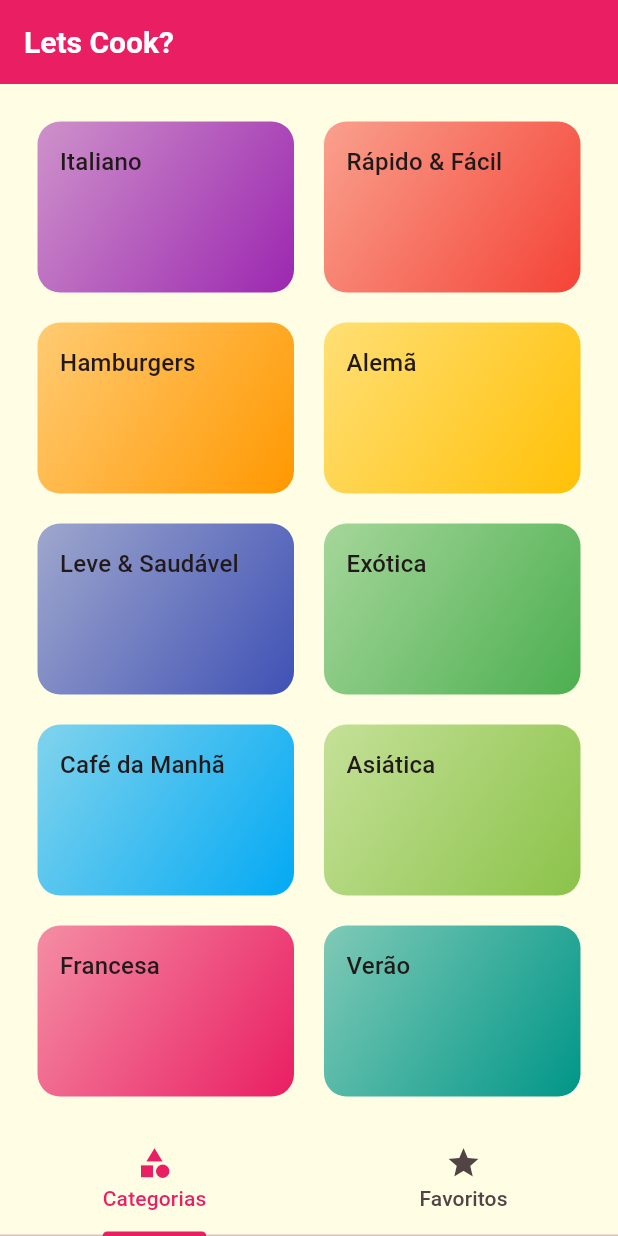
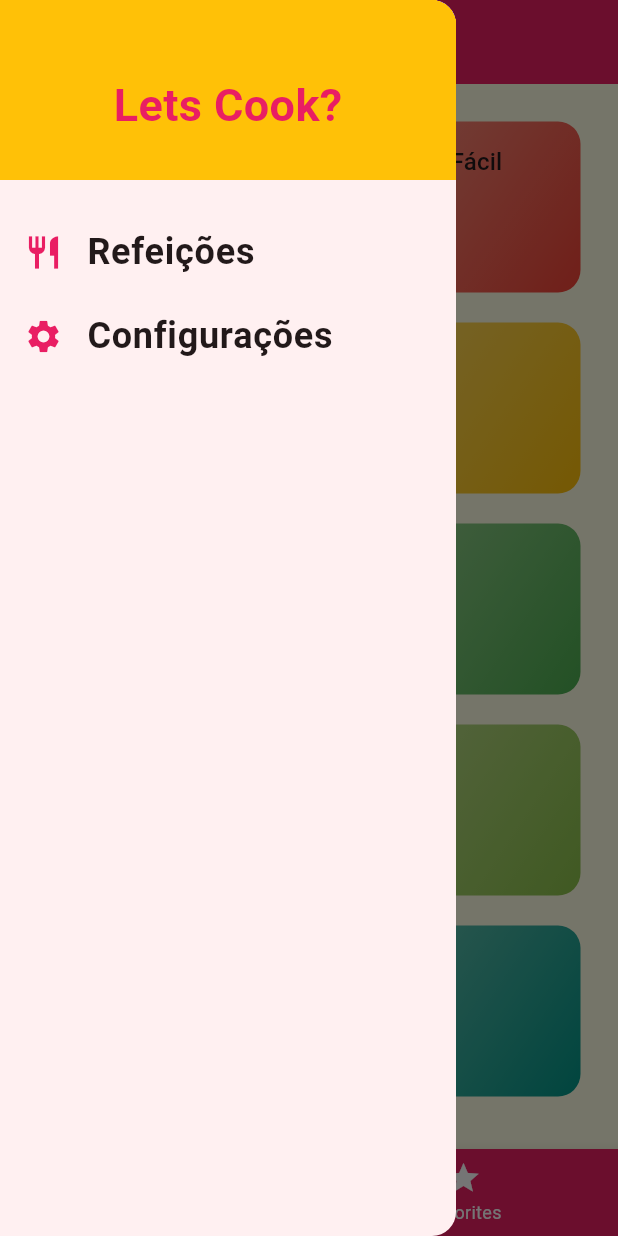
Before and after one commit to gmarcospires/Cursos, a Flutter app: the screen it shows after launch, with the side drawer open (before the commit the screen has no drawer), on a phone screen of 412 x 824 dp. Run offline on Flutter 3.47's test engine with Material 3 defaults, Android fonts, the phone set to English and light mode, and no system bars; our stand-ins replace google_fonts; missing offline and left inert: shadcn_ui.

```diff
--- /dev/null
+++ b/meals/lib/components/main_drawer.dart
@@ -0,0 +1,78 @@
+import 'package:flutter/material.dart';
+import 'package:meals/utils/app_routes.dart';
+
+class MainDrawer extends StatelessWidget {
+  const MainDrawer({super.key});
+
+  Widget _createItem(IconData icon, String label, void Function() onTap,
+      BuildContext context) {
+    return ListTile(
+      leading: Icon(
+        icon,
+        size: 26,
+        color: Theme.of(context).colorScheme.primary,
+      ),
+      title: Text(
+        label,
+        style: const TextStyle(
+          fontSize: 24,
+          fontWeight: FontWeight.bold,
+        ),
+      ),
+      onTap: onTap,
+    );
+  }
+
+  void onTapNavigate(BuildContext context, String route,
+      [bool replace = false]) {
+    if (replace) {
+      Navigator.of(context).pushReplacementNamed(route);
+    } else {
+      Navigator.of(context).pushNamed(route);
+    }
+  }
+
+  @override
+  Widget build(BuildContext context) {
+    return Drawer(
+      child: Column(
+        children: [
+          Container(
+            height: 120,
+            width: double.infinity,
+            // padding: const EdgeInsets.all(20),
+            color: Theme.of(context).colorScheme.secondary,
+            alignment: Alignment.bottomCenter,
+            child: Container(
+              alignment: Alignment.center,
+              // padding: const EdgeInsets.only(right: 10, top: 20),
+              margin: MediaQuery.of(context).viewInsets +
+                  const EdgeInsets.only(top: 20),
+              child: Text(
+                'Lets Cook?',
+                style: TextStyle(
+                  fontWeight: FontWeight.bold,
+                  fontSize: 30,
+                  color: Theme.of(context).colorScheme.primary,
+                ),
+              ),
+            ),
+          ),
+          const SizedBox(height: 20),
+          _createItem(
+            Icons.restaurant,
+            'Refeições',
+            () => onTapNavigate(context, AppRoutes.home, true),
+            context,
+          ),
+          _createItem(
+            Icons.settings,
+            'Configurações',
+            () => onTapNavigate(context, AppRoutes.settings, true),
+            context,
+          ),
+        ],
+      ),
+    );
+  }
+}
--- a/meals/lib/components/meal_item.dart
+++ b/meals/lib/components/meal_item.dart
@@ -11,6 +11,9 @@ class MealItem extends StatelessWidget {
       AppRoutes.mealDetail,
       arguments: meal,
     );
+    // .then((value) => {
+    //       if (value == null) {print('Sem resultado')} else {print(value)}
+    //     });
   }
 
   @override
--- a/meals/lib/main.dart
+++ b/meals/lib/main.dart
@@ -1,11 +1,14 @@
 import 'package:flutter/material.dart';
 import 'package:flutter_localizations/flutter_localizations.dart';
 import 'package:google_fonts/google_fonts.dart';
-import 'package:meals/screens/categories_screen.dart';
 import 'package:intl/date_symbol_data_local.dart';
 import 'package:intl/intl.dart';
+import 'package:meals/data/dummy_data.dart';
+import 'package:meals/models/meal.dart';
+import 'package:meals/models/settings.dart';
 import 'package:meals/screens/categories_meals_screen.dart';
 import 'package:meals/screens/meal_detail_screen.dart';
+import 'package:meals/screens/settings_screen.dart';
 import 'package:meals/screens/tabs_screen.dart';
 import 'package:meals/utils/app_routes.dart';
 
@@ -18,8 +21,47 @@ void main() async {
   runApp(const MyApp());
 }
 
-class MyApp extends StatelessWidget {
+class MyApp extends StatefulWidget {
   const MyApp({super.key});
+
+  @override
+  State<MyApp> createState() => _MyAppState();
+}
+
+class _MyAppState extends State<MyApp> {
+  var settings = Settings();
+  List<Meal> _availableMeals = dummyMeals;
+  List<Meal> _favoriteMeals = [];
+
+  void _filterMeals(Settings settings) {
+    setState(() {
+      _availableMeals = dummyMeals.where((meal) {
+        final filterGluten = settings.isGlutenFree && !meal.isGlutenFree;
+        final filterLactose = settings.isLactoseFree && !meal.isLactoseFree;
+        final filterVegan = settings.isVegan && !meal.isVegan;
+        final filterVegetarian = settings.isVegetarian && !meal.isVegetarian;
+
+        return !filterGluten &&
+            !filterLactose &&
+            !filterVegan &&
+            !filterVegetarian;
+      }).toList();
+    });
+  }
+
+  void _toggleFavorite(Meal meal) {
+    setState(() {
+      if (_favoriteMeals.contains(meal)) {
+        _favoriteMeals.remove(meal);
+      } else {
+        _favoriteMeals.add(meal);
+      }
+    });
+  }
+
+  bool _isFavorite(Meal meal) {
+    return _favoriteMeals.contains(meal);
+  }
 
   // This widget is the root of your application.
   @override
@@ -65,6 +107,12 @@ class MyApp extends StatelessWidget {
           surface: Color.fromRGBO(255, 254, 229, 1),
           brightness: Brightness.light,
         ),
+        // textTheme: TextTheme.of(context).copyWith(
+        //   titleMedium: GoogleFonts.roboto().copyWith(
+        //     // fontSize: 20,
+        //     fontWeight: FontWeight.w700,
+        //   ),
+        // ),
         appBarTheme: AppBarTheme.of(context).copyWith(
           backgroundColor: Colors.pink,
           titleTextStyle: GoogleFonts.roboto().copyWith(
@@ -75,11 +123,14 @@ class MyApp extends StatelessWidget {
           iconTheme: IconThemeData(color: Colors.white),
         ),
       ),
-      home: const TabsScreen(),
+      home: TabsScreen(_favoriteMeals),
       // initialRoute: '/',
       routes: {
-        AppRoutes.categoriesMeals: (ctx) => const CategoriesMealsScreen(),
-        AppRoutes.mealDetail: (ctx) => const MealDetailScreen(),
+        AppRoutes.categoriesMeals: (ctx) =>
+            CategoriesMealsScreen(_availableMeals),
+        AppRoutes.mealDetail: (ctx) =>
+            MealDetailScreen(_toggleFavorite, _isFavorite),
+        AppRoutes.settings: (ctx) => SettingsScreen(_filterMeals, settings),
       },
       // onGenerateRoute: (settings) {
 
--- /dev/null
+++ b/meals/lib/models/settings.dart
@@ -0,0 +1,13 @@
+class Settings {
+  bool isGlutenFree;
+  bool isLactoseFree;
+  bool isVegan;
+  bool isVegetarian;
+
+  Settings({
+    this.isGlutenFree = false,
+    this.isLactoseFree = false,
+    this.isVegan = false,
+    this.isVegetarian = false,
+  });
+}
--- a/meals/lib/screens/tabs_screen.dart
+++ b/meals/lib/screens/tabs_screen.dart
@@ -1,37 +1,68 @@
 import 'package:flutter/material.dart';
+import 'package:meals/components/main_drawer.dart';
+import 'package:meals/models/meal.dart';
 import 'package:meals/screens/categories_screen.dart';
 import 'package:meals/screens/favorite_screen.dart';
 
-class TabsScreen extends StatelessWidget {
-  const TabsScreen({super.key});
+class TabsScreen extends StatefulWidget {
+  final List<Meal> favoriteMeals;
+
+  const TabsScreen(this.favoriteMeals, {super.key});
+
+  @override
+  State<TabsScreen> createState() => _TabsScreenState();
+}
+
+class _TabsScreenState extends State<TabsScreen> {
+  int _selectedScreenIndex = 0;
+  late List<Map<String, Object>> _screens = [];
+
+  @override
+  void initState() {
+    super.initState();
+
+    _screens = [
+      {'title': 'Categorias', 'screen': CategoriesScreen()},
+      {
+        'title': 'Favoritos',
+        'screen': FavoriteScreen(
+          widget.favoriteMeals,
+        )
+      },
+    ];
+  }
+
+  void _selectScreen(int index) {
+    setState(() {
+      _selectedScreenIndex = index;
+    });
+  }
 
   @override
   Widget build(BuildContext context) {
-    return DefaultTabController(
-      length: 2,
-      child: Scaffold(
+    return Scaffold(
       appBar: AppBar(
-          title: const Text('Lets Cook?'),
+        title: Text(_screens[_selectedScreenIndex]['title'] as String),
       ),
-        bottomNavigationBar: const TabBar(
-          tabs: [
-            Tab(
+      bottomNavigationBar: BottomNavigationBar(
+        currentIndex: _selectedScreenIndex,
+        onTap: _selectScreen,
+        unselectedItemColor: Theme.of(context).colorScheme.onPrimary,
+        selectedItemColor: Theme.of(context).colorScheme.secondary,
+        backgroundColor: Theme.of(context).primaryColor,
+        items: const [
+          BottomNavigationBarItem(
             icon: Icon(Icons.category),
-              text: 'Categorias',
+            label: 'Categories',
           ),
-            Tab(
+          BottomNavigationBarItem(
             icon: Icon(Icons.star),
-              text: 'Favoritos',
+            label: 'Favorites',
           ),
         ],
       ),
-        body: TabBarView(
-          children: [
-            const CategoriesScreen(),
-            const FavoriteScreen(),
-          ],
-        ),
-      ),
+      drawer: const MainDrawer(),
+      body: _screens[_selectedScreenIndex]['screen'] as Widget,
     );
   }
 }
--- a/meals/lib/utils/app_routes.dart
+++ b/meals/lib/utils/app_routes.dart
@@ -2,4 +2,5 @@ class AppRoutes {
   static const home = '/';
   static const categoriesMeals = '/categories-meals';
   static const mealDetail = '/meal-detail';
+  static const settings = '/settings';
 }
```
Also changed, not shown: meals/lib/screens/categories_meals_screen.dart (+5 -6 lines), meals/lib/screens/favorite_screen.dart (+16 -5 lines), meals/lib/screens/meal_detail_screen.dart (+12 -1 lines), meals/lib/screens/settings_screen.dart (added, +110 -0 lines). Lines whose indentation alone changed are shown as unchanged.
